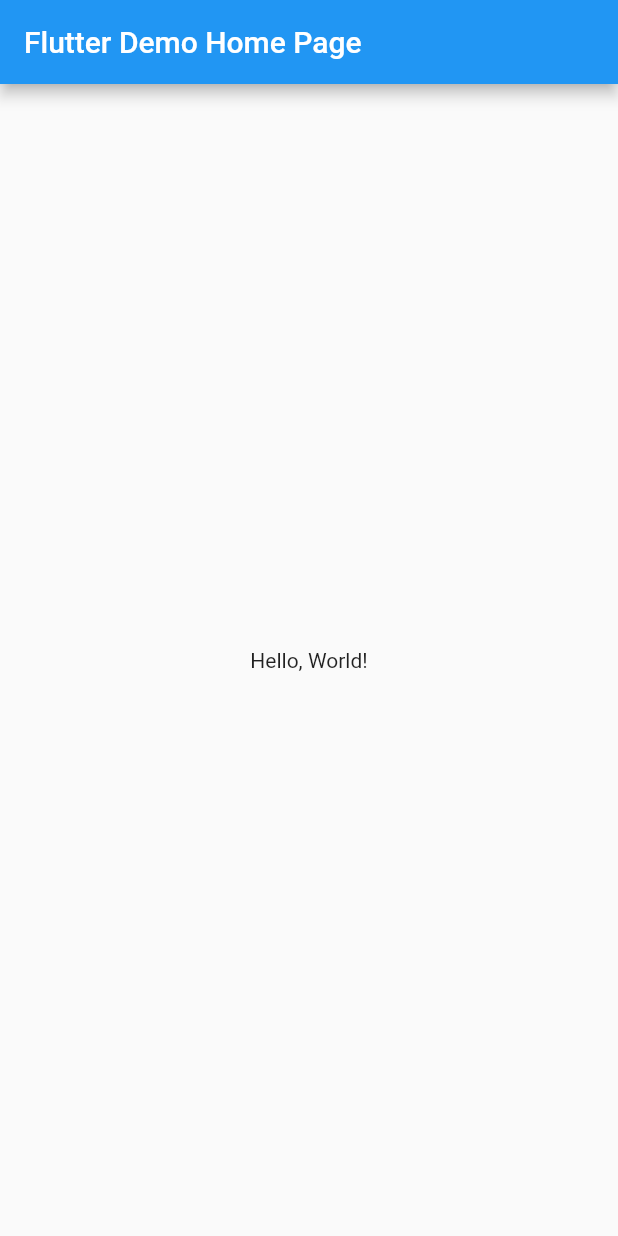
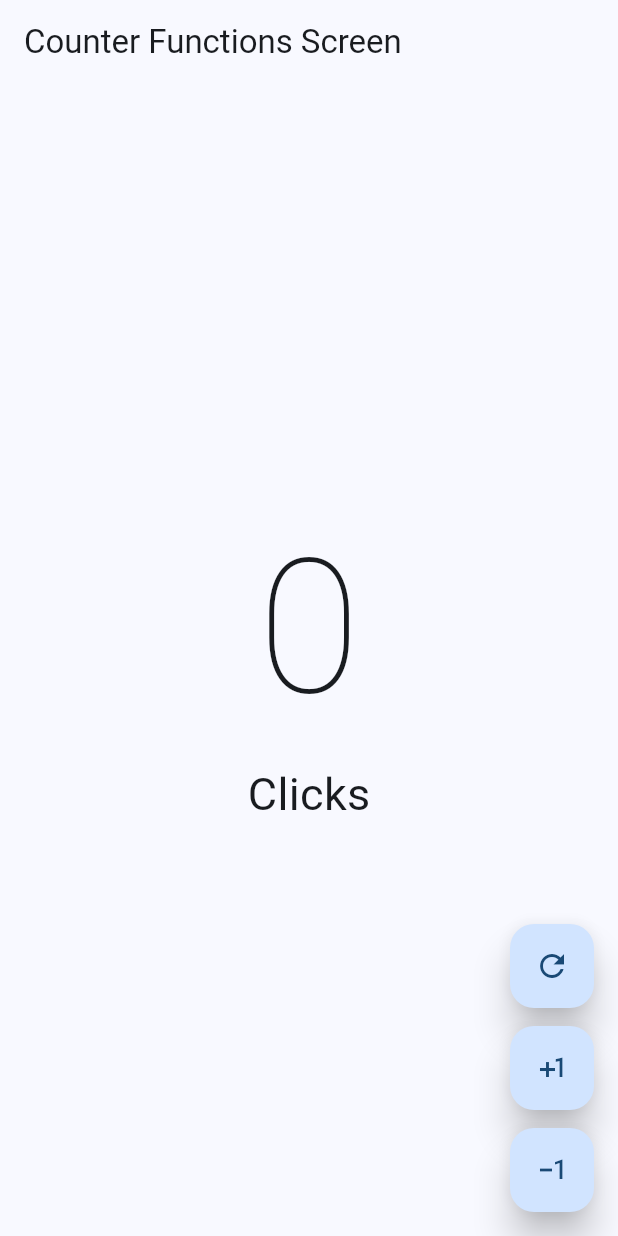
Before and after one commit to raulvillamizar492/Counter_Flutter, a Flutter app: the screen it shows after launch, on a phone screen of 412 x 824 dp. Run offline on Flutter 3.47's test engine with Material 2 defaults, Android fonts, the phone set to English and light mode, and no system bars.

Commit message:
Contador Finalizado

```diff
--- a/lib/main.dart
+++ b/lib/main.dart
@@ -1,42 +1,18 @@
 import 'package:flutter/material.dart';
+import 'package:udemy_curse/presentation/screens/counter_function_screen.dart';
 
-void main() => runApp(MyApp());
+void main(List<String> args) {
+  runApp(MyApp());
+}
 
 class MyApp extends StatelessWidget {
   const MyApp({super.key});
-  // This widget is the root of your application.
+
   @override
   Widget build(BuildContext context) {
     return MaterialApp(
-      // Application name
-      title: 'Flutter Hello World',
-      // Application theme data, you can set the colors for the application as
-      // you want
-      theme: ThemeData(
-        primarySwatch: Colors.blue,
-      ),
-      // A widget which will be started on application startup
-      home: MyHomePage(title: 'Flutter Demo Home Page'),
-    );
+        debugShowCheckedModeBanner: false,
+        theme: ThemeData(useMaterial3: true, colorSchemeSeed: Colors.blue),
+        home: CounterFunctionScreen());
   }
 }
-
-class MyHomePage extends StatelessWidget {
-  final String title;
-  const MyHomePage({super.key, required this.title});
-
-  @override
-  Widget build(BuildContext context) {
-    return Scaffold(
-      appBar: AppBar(
-        // The title text which will be shown on the action bar
-        title: Text(title),
-      ),
-      body: Center(
-        child: Text(
-          'Hello, World!',
-        ),
-      ),
-    );
-  }
-}
--- /dev/null
+++ b/lib/presentation/screens/counter_function_screen.dart
@@ -0,0 +1,88 @@
+import 'package:flutter/material.dart';
+
+class CounterFunctionScreen extends StatefulWidget {
+  const CounterFunctionScreen({super.key});
+
+  @override
+  State<CounterFunctionScreen> createState() => _CounterScreenState();
+}
+
+class _CounterScreenState extends State<CounterFunctionScreen> {
+  int clickCounter = 0;
+
+  @override
+  Widget build(BuildContext context) {
+    return Scaffold(
+      appBar:
+          AppBar(title: const Text('Counter Functions Screen'), actions: []),
+      body: Center(
+        child: Column(
+          mainAxisAlignment: MainAxisAlignment.center,
+          children: [
+            Text(
+              '$clickCounter',
+              style: TextStyle(fontSize: 125, fontWeight: FontWeight.w100),
+            ),
+            Text('Click${clickCounter == 1 ? '' : 's'}',
+                style: TextStyle(
+                  fontSize: 30,
+                )),
+          ],
+        ),
+      ),
+      floatingActionButton: Column(
+        mainAxisAlignment: MainAxisAlignment.end,
+        children: [
+          CustomButton(
+            icon: Icons.refresh_sharp,
+            onPressed: () {
+              setState(() {
+                clickCounter = 0;
+              });
+            },
+          ),
+          SizedBox(
+            height: 12,
+          ),
+          CustomButton(
+            icon: Icons.plus_one,
+            onPressed: () {
+              setState(() {
+                clickCounter++;
+              });
+            },
+          ),
+          SizedBox(
+            height: 12,
+          ),
+          CustomButton(
+            icon: Icons.exposure_minus_1,
+            onPressed: () {
+              setState(() {
+                clickCounter--;
+              });
+            },
+          ),
+        ],
+      ),
+    );
+  }
+}
+
+class CustomButton extends StatelessWidget {
+  final IconData icon;
+  final VoidCallback? onPressed;
+
+  const CustomButton({super.key, required this.icon, this.onPressed});
+
+  @override
+  Widget build(BuildContext context) {
+    return FloatingActionButton(
+      elevation: 10,
+
+      //shape: const StadiumBorder(),
+      onPressed: onPressed,
+      child: Icon(icon),
+    );
+  }
+}
```
